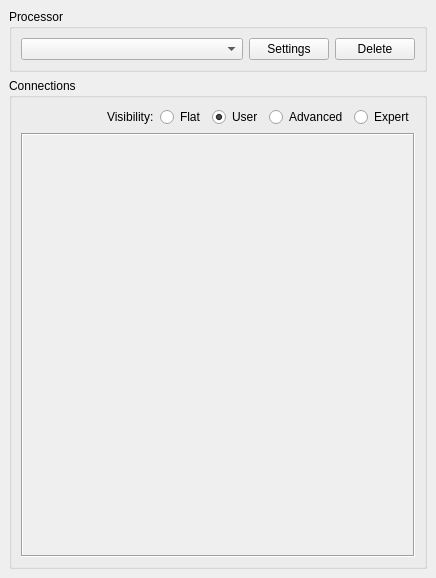
Before: the Qt Designer form modules/olvis3/projects/OlvisGuiPlugin/src/FilterConnect/FilterConnectWidget.ui in OFFIS-Automation/Framework, drawn with Qt 5.
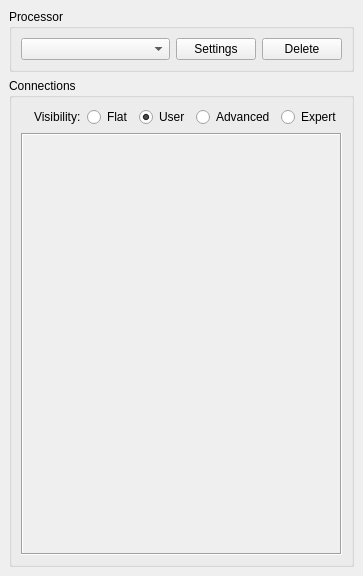
After: the same form once the commit is applied. Icons and pictures are not drawn.

Patch:
```diff
--- a/modules/olvis3/projects/OlvisGuiPlugin/src/FilterConnect/FilterConnectWidget.ui
+++ b/modules/olvis3/projects/OlvisGuiPlugin/src/FilterConnect/FilterConnectWidget.ui
@@ -6,8 +6,8 @@
    <rect>
     <x>0</x>
     <y>0</y>
-    <width>436</width>
-    <height>578</height>
+    <width>363</width>
+    <height>576</height>
    </rect>
   </property>
   <property name="windowTitle">
@@ -155,8 +155,8 @@
            <rect>
             <x>0</x>
             <y>0</y>
-            <width>394</width>
-            <height>408</height>
+            <width>321</width>
+            <height>406</height>
            </rect>
           </property>
           <property name="autoFillBackground">
```
